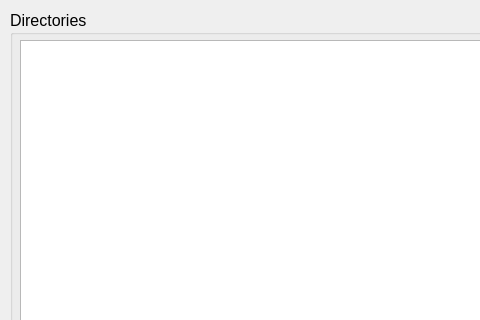
The window that src/ui/mainwindow.ui (moval0x1/NoDelete) describes before a commit, drawn with Qt 5; both pictures show x 0 to 480 and y 0 to 320 of the 611 by 463 pixel window.
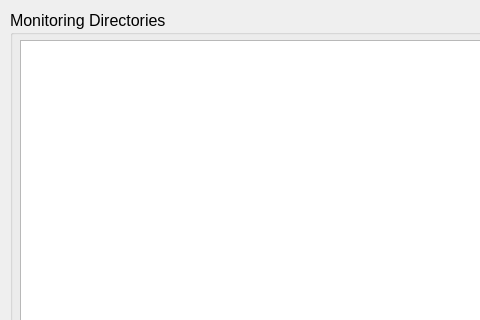
The same window after the commit.

Diff of the .ui file:
```diff
--- a/src/ui/mainwindow.ui
+++ b/src/ui/mainwindow.ui
@@ -90,7 +90,7 @@
      </font>
     </property>
     <property name="title">
-     <string>Directories</string>
+     <string>Monitoring Directories</string>
     </property>
     <widget class="QListView" name="lstDirectories">
      <property name="enabled">
```
